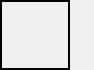
Old version of the form src/gui/ui/marker.ui in the repository WerthersEchte/mr-vision.
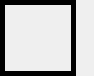
New version of the form.

```diff
--- a/src/gui/ui/marker.ui
+++ b/src/gui/ui/marker.ui
@@ -10,19 +10,19 @@
     <x>0</x>
     <y>0</y>
     <width>94</width>
-    <height>70</height>
+    <height>76</height>
    </rect>
   </property>
   <property name="minimumSize">
    <size>
-    <width>70</width>
-    <height>70</height>
+    <width>76</width>
+    <height>76</height>
    </size>
   </property>
   <property name="maximumSize">
    <size>
     <width>94</width>
-    <height>70</height>
+    <height>76</height>
    </size>
   </property>
   <property name="contextMenuPolicy">
@@ -57,8 +57,8 @@
      </property>
      <property name="maximumSize">
       <size>
-       <width>70</width>
-       <height>70</height>
+       <width>76</width>
+       <height>76</height>
       </size>
      </property>
      <property name="frameShape">
@@ -68,7 +68,7 @@
       <enum>QFrame::Plain</enum>
      </property>
      <property name="lineWidth">
-      <number>2</number>
+      <number>5</number>
      </property>
      <layout class="QVBoxLayout" name="verticalLayout_2">
       <property name="spacing">
```
